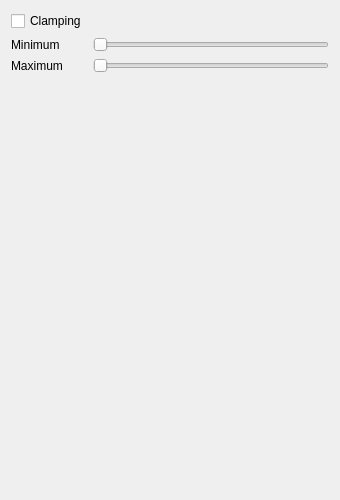
The window that smoke/view/colormaptab.ui (bvanloon/Scientific-Visualization) describes before a commit, drawn with Qt 5.
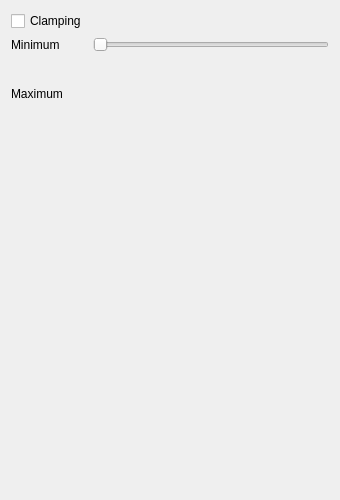
The same window after the commit. Custom widgets are drawn as their Qt base class.

Patch:
```diff
--- a/smoke/view/colormaptab.ui
+++ b/smoke/view/colormaptab.ui
@@ -30,6 +30,12 @@
    </item>
    <item row="2" column="0">
     <widget class="QLabel" name="clampingMaximumLabel">
+     <property name="minimumSize">
+      <size>
+       <width>0</width>
+       <height>72</height>
+      </size>
+     </property>
      <property name="text">
       <string>Maximum</string>
      </property>
@@ -43,14 +49,25 @@
     </widget>
    </item>
    <item row="2" column="1">
-    <widget class="QSlider" name="clampingMaximumSlider">
-     <property name="orientation">
-      <enum>Qt::Horizontal</enum>
+    <widget class="FloatSlider" name="clampingMaximumSlider" native="true">
+     <property name="minimumSize">
+      <size>
+       <width>0</width>
+       <height>72</height>
+      </size>
      </property>
     </widget>
    </item>
   </layout>
  </widget>
+ <customwidgets>
+  <customwidget>
+   <class>FloatSlider</class>
+   <extends>QWidget</extends>
+   <header>view/floatslider.h</header>
+   <container>1</container>
+  </customwidget>
+ </customwidgets>
  <resources/>
  <connections/>
 </ui>
```
